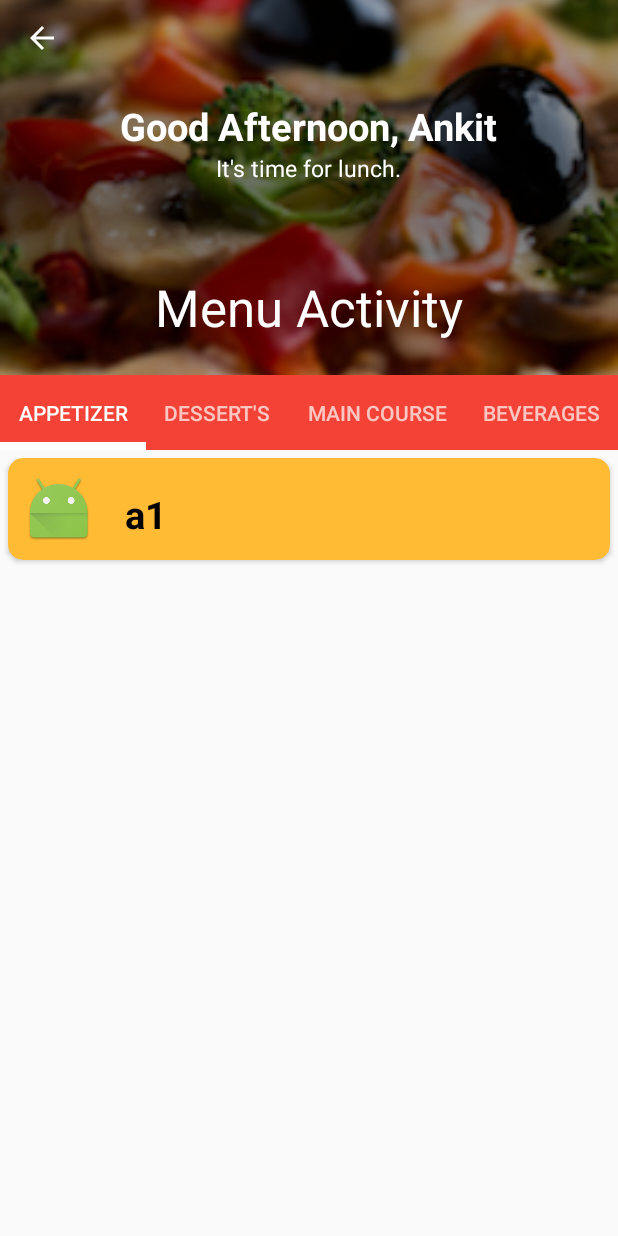
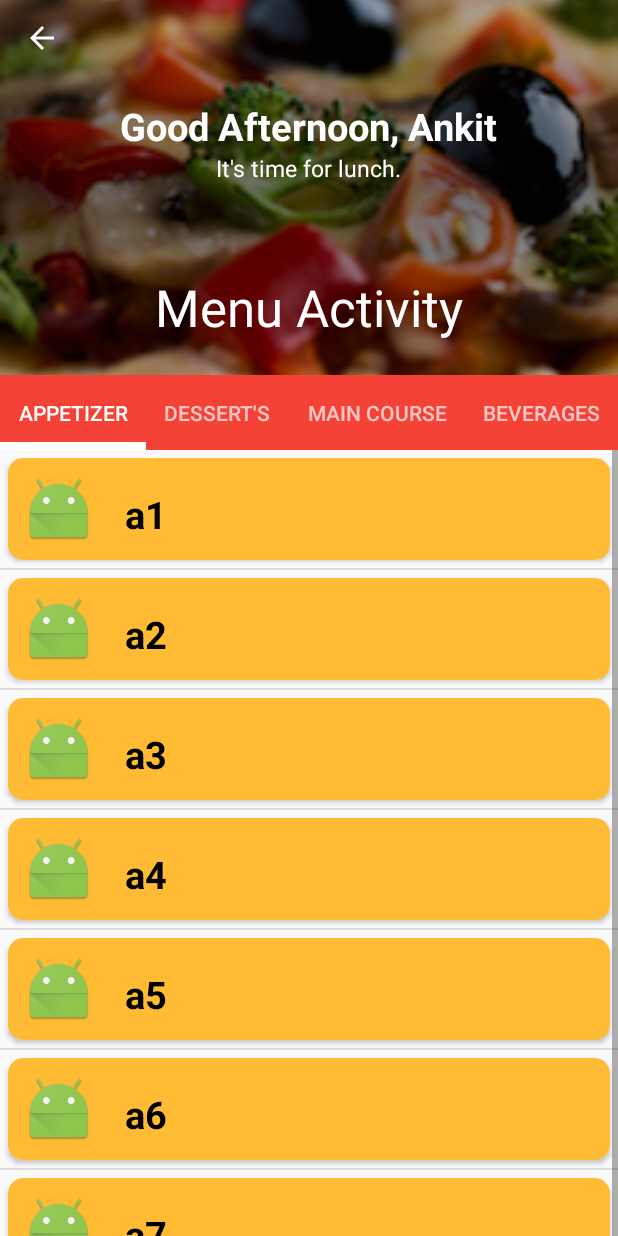
Before and after one commit to Ankitgarg891/OrderUpData, an Android app: the AppetizerFragment screen opened directly, with no data from a screen before it, on a phone screen of 412 x 824 dp. Run offline under Robolectric (Android 15) with nearby library versions, the phone set to English and light mode, and no system bars.

Commit message:
9/10/17 - 4 : 52 pm

```diff
--- a/app/src/main/java/com/example/food/orderup/AppetizerFragment.java
+++ b/app/src/main/java/com/example/food/orderup/AppetizerFragment.java
@@ -22,25 +22,13 @@ public class AppetizerFragment extends Fragment {
     @Override
     public void onViewCreated(View view, @Nullable Bundle savedInstanceState) {
 
+        ListView listView;
+        String[] names = {"a1", "a2", "a3", "a4", "a5", "a6", "a7", "a8", "a9", "a10"};
+        int images = R.mipmap.ic_launcher;
 
-        String[] names = {"a1", "a2", "a3", "a4", "a5", "a6", "a7", "a8", "a9", "a10"};
-        int images = R.mipmap.ic_launcher, total_size = names.length, i;
+        listView=(ListView)view.findViewById(R.id.menu_listview);
+        listView.setAdapter(new CustomAdapter(getContext(),images,names));
 
-
-
-        LinearLayout linearLayout = (LinearLayout)view.findViewById(R.id.newlayout);
-        LayoutInflater inflater = LayoutInflater.from(getContext());
-        for (i=0;i<total_size;i++) {
-            View view1  = inflater.inflate(R.layout.menu_custom_listview, linearLayout, false);
-
-            ImageView imageView = (ImageView)view1.findViewById(R.id.menu_ImageView);
-            TextView textView = (TextView)view1.findViewById(R.id.menu_nameTextView);
-
-            imageView.setImageResource(images);
-            textView.setText(names[i]);
-
-            linearLayout.addView(view1);
-        }
         super.onViewCreated(view, savedInstanceState);
     }
 }
--- a/app/src/main/res/layout/fragment_layout.xml
+++ b/app/src/main/res/layout/fragment_layout.xml
@@ -1,8 +1,13 @@
 <?xml version="1.0" encoding="utf-8"?>
 <LinearLayout xmlns:android="http://schemas.android.com/apk/res/android"
     android:layout_width="match_parent"
-    android:id="@+id/newlayout"
     android:layout_height="match_parent"
     android:orientation="vertical">
 
+    <ListView
+        android:id="@+id/menu_listview"
+        android:nestedScrollingEnabled="true"
+        android:layout_width="match_parent"
+        android:layout_height="match_parent"/>
+
 </LinearLayout>
```
